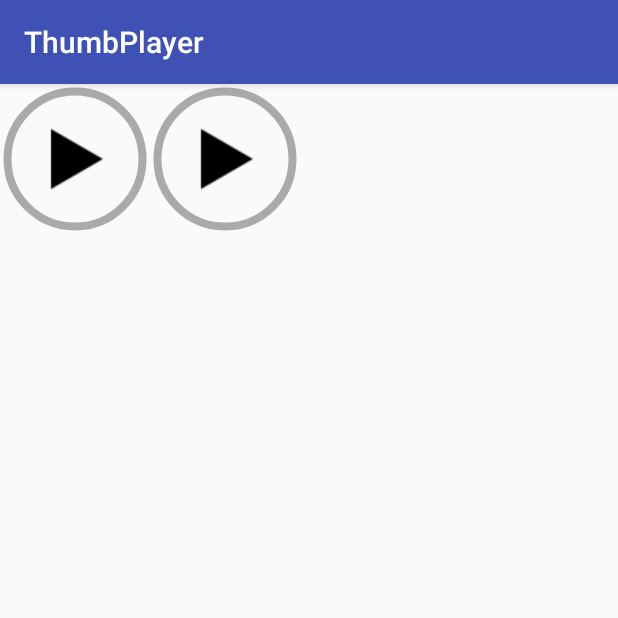
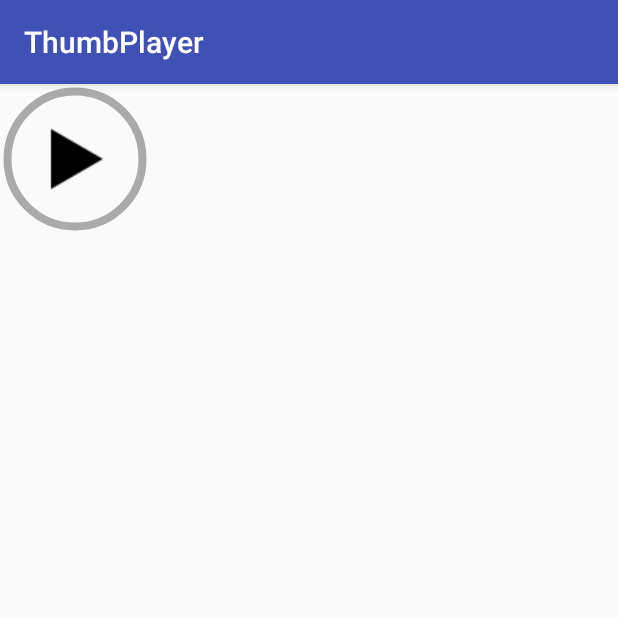
Before and after one commit to guffyWave/ThumbPlayerStudy, an Android app: the MainActivity screen opened directly, with no data from a screen before it, on a phone screen of 412 x 824 dp, the top half of it. Run offline under Robolectric (Android 15) with nearby library versions, the phone set to English and light mode, and no system bars; libraries missing offline, so code that uses them is left out: com.squareup.otto; 1 statement that could not run was skipped.

Commit message:
Ninth commit

```diff
--- a/app/src/main/java/com/gufran/thumbplayer/MainActivity.java
+++ b/app/src/main/java/com/gufran/thumbplayer/MainActivity.java
@@ -1,11 +1,8 @@
 package com.gufran.thumbplayer;
 
-import android.content.BroadcastReceiver;
-import android.content.Context;
 import android.content.Intent;
 import android.net.Uri;
 import android.os.Bundle;
-import android.os.Handler;
 import android.support.v7.app.AppCompatActivity;
 import android.view.View;
 
@@ -13,10 +10,10 @@ import com.gufran.thumbplayer.event.PlayerUpdateEvent;
 import com.squareup.otto.Subscribe;
 
 public class MainActivity extends AppCompatActivity {
-    ThumbPlayerView thumbPlayerView, thumbPlayerView2;
+    ThumbPlayerView thumbPlayerView;
     String url1 = "https://sampleswap.org/samples-ghost/MELODIC%20SAMPLES%20and%20LOOPS/GUITARS%20etcetera/969[kb]anthem-5ths.aif.mp3";
-    String url2 = "https://sampleswap.org/samples-ghost/MELODIC%20SAMPLES%20and%20LOOPS/guitar%20acoustic%20picking/2070[kb]120_acoustic-guitar-picking2.aif.mp3";
-    String errorURL = "http://mdev.broex.net/media/audio%20/ZmQ5MWRlMTUtOWQwMi00MmIyLWMyYmMtYzdjY2FlODU4MmYxLm1wMw.mp3";
+    //String url2 = "https://sampleswap.org/samples-ghost/MELODIC%20SAMPLES%20and%20LOOPS/guitar%20acoustic%20picking/2070[kb]120_acoustic-guitar-picking2.aif.mp3";
+   // String errorURL = "http://mdev.broex.net/media/audio%20/ZmQ5MWRlMTUtOWQwMi00MmIyLWMyYmMtYzdjY2FlODU4MmYxLm1wMw.mp3";
 
     @Override
     protected void onCreate(Bundle savedInstanceState) {
@@ -26,7 +23,7 @@ public class MainActivity extends AppCompatActivity {
         ThumbPlayerApp.eventBus.register(this);
 
         thumbPlayerView = (ThumbPlayerView) findViewById(R.id.thumbPlayerView);
-        thumbPlayerView2 = (ThumbPlayerView) findViewById(R.id.thumbPlayerView2);
+
         thumbPlayerView.setOnClickListener(new View.OnClickListener() {
             @Override
             public void onClick(View v) {
@@ -38,16 +35,7 @@ public class MainActivity extends AppCompatActivity {
 
             }
         });
-        thumbPlayerView2.setOnClickListener(new View.OnClickListener() {
-            @Override
-            public void onClick(View v) {
-                Intent i = new Intent(MainActivity.this, PlayerService.class);
-                i.setAction(PlayerService.ACTION_TOGGLE_PLAYBACK);
-                Uri uri = Uri.parse(url2);
-                i.setData(uri);
-                startService(i);
-            }
-        });
+
     }
 
     @Subscribe
@@ -66,20 +54,6 @@ public class MainActivity extends AppCompatActivity {
             }
         }
 
-
-        if (playerUpdateEvent.playedURL.equals(url2)) {// second view
-            if (playerUpdateEvent.action.equals(PlayerService.BROADCAST_ACTION_PREPARING)) {
-                thumbPlayerView2.setState(ThumbPlayerView.STATE_PREPARING);
-            } else if (playerUpdateEvent.action.equals(PlayerService.BROADCAST_ACTION_PLAYING)) {
-                thumbPlayerView2.setState(ThumbPlayerView.STATE_PLAYING);
-                thumbPlayerView2.setProgress(playerUpdateEvent.progress);
-            } else if (playerUpdateEvent.action.equals(PlayerService.BROADCAST_ACTION_STOPPED)) {
-                thumbPlayerView2.setState(ThumbPlayerView.STATE_STOPPED);
-            } else {
-                thumbPlayerView2.setState(ThumbPlayerView.STATE_ERROR);
-            }
-        }
-
     }
 
     @Override
--- a/app/src/main/res/layout/activity_main.xml
+++ b/app/src/main/res/layout/activity_main.xml
@@ -18,16 +18,5 @@
         app:progress="0"
         app:strokeWidth="5dp" />
 
-    <com.gufran.thumbplayer.ThumbPlayerView
-        android:id="@+id/thumbPlayerView2"
-        android:layout_width="100dp"
-        android:layout_height="wrap_content"
-        app:icon_play="@drawable/play"
-        app:icon_stop="@drawable/stop"
-        app:icon_error="@mipmap/ic_launcher"
-        app:playerDisabledColor="@android:color/darker_gray"
-        app:playerPrimaryColor="#ff0000"
-        app:progress="0"
-        app:strokeWidth="5dp" />
 
 </LinearLayout>
```
Also changed, not shown: app/src/main/java/com/gufran/thumbplayer/ThumbPlayerView.java (+9 -10 lines).
